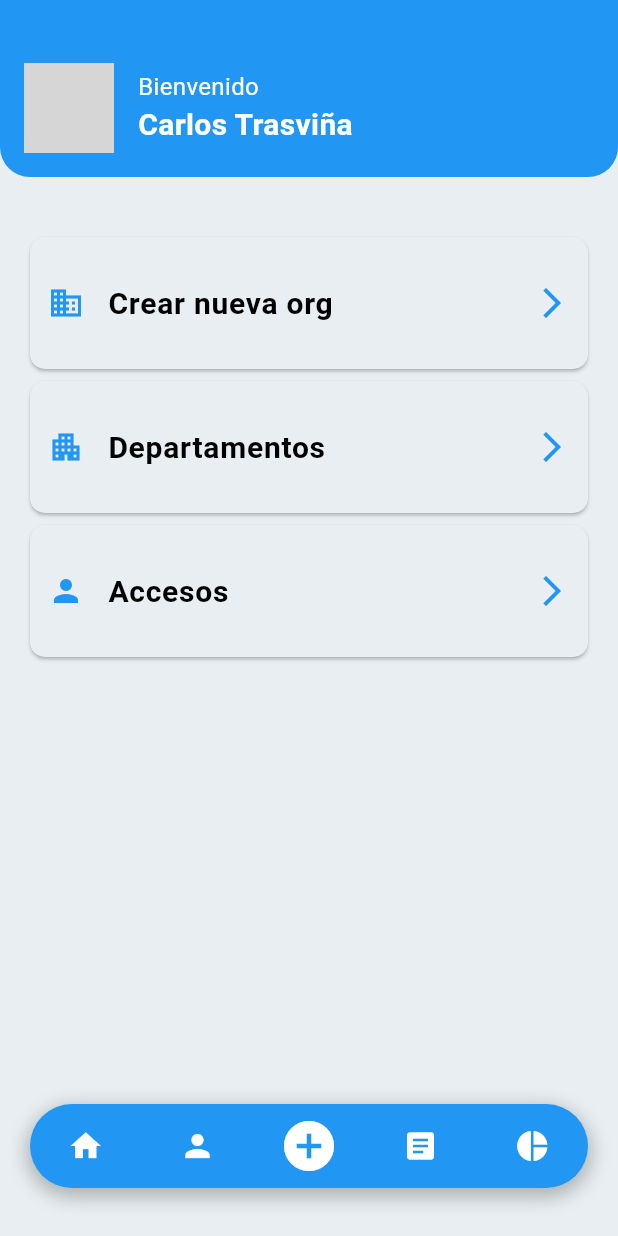
After one commit to AdrianFernandez32/flutter_app_5s-main, a Flutter app: the AdminDashboardPage screen opened by its route, on a phone screen of 412 x 824 dp. The commit adds this screen. Run offline on Flutter 3.47's test engine with Material 3 defaults, Android fonts, the phone set to English and light mode, and no system bars; our stand-ins replace fl_chart, flutter_speed_dial, go_router, supabase_flutter; accounts and stored records are empty; network calls fail; grey boxes are pictures that could not be loaded.

Commit message:
created admin_dashboard page

```diff
--- /dev/null
+++ b/lib/features/user_auth/presentation/pages/admin_dashboard.dart
@@ -0,0 +1,147 @@
+import 'package:flutter/material.dart';
+import 'package:go_router/go_router.dart';
+
+class AdminDashboardPage extends StatelessWidget {
+  const AdminDashboardPage({Key? key}) : super(key: key);
+
+  @override
+  Widget build(BuildContext context) {
+    return Scaffold(
+      appBar: AppBar(
+        backgroundColor: Colors.blue,
+        elevation: 0,
+        toolbarHeight: 10, // Added to reduce the height of the AppBar
+      ),
+      body: Stack(
+        children: [
+          Column(
+            children: [
+              Container(
+                padding: EdgeInsets.zero, // Ensure no extra padding
+                child: Column(
+                  children: [
+                    Container(
+                      padding: const EdgeInsets.fromLTRB(16.0, 32.0, 16.0, 16.0),
+                      decoration: const BoxDecoration(
+                        color: Colors.blue,
+                        borderRadius: BorderRadius.only(
+                          bottomLeft: Radius.circular(20),
+                          bottomRight: Radius.circular(20),
+                        ),
+                      ),
+                      child: Row(
+                        children: [
+                          CircleAvatar(
+                            backgroundImage:
+                                NetworkImage('https://phantom-marca-us.uecdn.es/67214b3666019836c0f2b41c2c48c1b3/resize/828/f/jpg/assets/multimedia/imagenes/2025/03/04/17410644450708.jpg'),
+                            radius: 30,
+                          ),
+                          const SizedBox(width: 16),
+                          const Column(
+                            crossAxisAlignment: CrossAxisAlignment.start,
+                            children: [
+                              Text(
+                                'Bienvenido',
+                                style: TextStyle(color: Colors.white, fontSize: 16),
+                              ),
+                              Text(
+                                'Carlos Trasviña',
+                                style: TextStyle(
+                                  color: Colors.white,
+                                  fontSize: 20,
+                                  fontWeight: FontWeight.bold,
+                                ),
+                              ),
+                            ],
+                          ),
+                        ],
+                      ),
+                    ),
+                  ],
+                ),
+              ),
+              const SizedBox(height: 20),
+              Expanded(
+                child: ListView(
+                  padding: const EdgeInsets.all(16.0),
+                  children: [
+                    _buildMenuItem(context, Icons.business, 'Crear nueva org',
+                        '/create_org'),
+                    _buildMenuItem(context, Icons.apartment, 'Departamentos',
+                        '/departments'),
+                    _buildMenuItem(context, Icons.person, 'Accesos', '/access'),
+                  ],
+                ),
+              ),
+            ],
+          ),
+          Positioned(
+            left: 20,
+            right: 20,
+            bottom: 32.0,
+            child: Container(
+              padding: EdgeInsets.zero,
+              decoration: BoxDecoration(
+                color: Colors.blue,
+                borderRadius: BorderRadius.circular(40),
+                boxShadow: [
+                  BoxShadow(
+                    color: Colors.black26,
+                    blurRadius: 10,
+                    spreadRadius: 2,
+                    offset: Offset(0, 4),
+                  ),
+                ],
+              ),
+              child: BottomNavigationBar(
+                backgroundColor: Colors.transparent,
+                elevation: 0,
+                type: BottomNavigationBarType.fixed,
+                selectedFontSize:
+                    0, // Para evitar espacio adicional por el texto
+                unselectedFontSize: 0,
+                items: const [
+                  BottomNavigationBarItem(
+                      icon: Icon(Icons.home, color: Colors.white), label: ''),
+                  BottomNavigationBarItem(
+                      icon: Icon(Icons.person, color: Colors.white), label: ''),
+                  BottomNavigationBarItem(
+                      icon:
+                          Icon(Icons.add_circle, size: 40, color: Colors.white),
+                      label: ''),
+                  BottomNavigationBarItem(
+                      icon: Icon(Icons.article, color: Colors.white),
+                      label: ''),
+                  BottomNavigationBarItem(
+                      icon: Icon(Icons.pie_chart, color: Colors.white),
+                      label: ''),
+                ],
+              ),
+            ),
+          ),
+        ],
+      ),
+    );
+  }
+
+  Widget _buildMenuItem(
+      BuildContext context, IconData icon, String title, String route) {
+    return Card(
+      shape: RoundedRectangleBorder(
+        borderRadius: BorderRadius.circular(10),
+      ),
+      child: ListTile(
+        contentPadding: EdgeInsets.symmetric(
+            vertical: 16.0, horizontal: 12.0), // Increased padding
+        leading: Icon(icon, color: Colors.blue),
+        title: Text(
+          title,
+          style: const TextStyle(
+              fontWeight: FontWeight.bold, fontSize: 20), // Increased font size
+        ),
+        trailing: const Icon(Icons.arrow_forward_ios, color: Colors.blue),
+        onTap: () => context.go(route),
+      ),
+    );
+  }
+}
--- a/lib/main.dart
+++ b/lib/main.dart
@@ -21,6 +21,7 @@ import 'package:flutter_app_5s/features/user_auth/presentation/widgets/themeProv
 import 'package:supabase_flutter/supabase_flutter.dart';
 import 'package:go_router/go_router.dart';
 import "package:provider/provider.dart";
+import 'package:flutter_app_5s/features/user_auth/presentation/pages/admin_dashboard.dart';
 
 void main() async {
   // await Supabase.initialize(
@@ -55,6 +56,10 @@ final GoRouter _router = GoRouter(
       name: 'AdminLogin',
       builder: (context, state) => const AdminLoginPage(),
     ),
+    GoRoute(
+        path: '/admin_dashboard',
+        name: 'AdminDashboard',
+        builder: (context, state) => const AdminDashboardPage()),
     GoRoute(
       path: '/signin',
       name: 'Signin',
```
